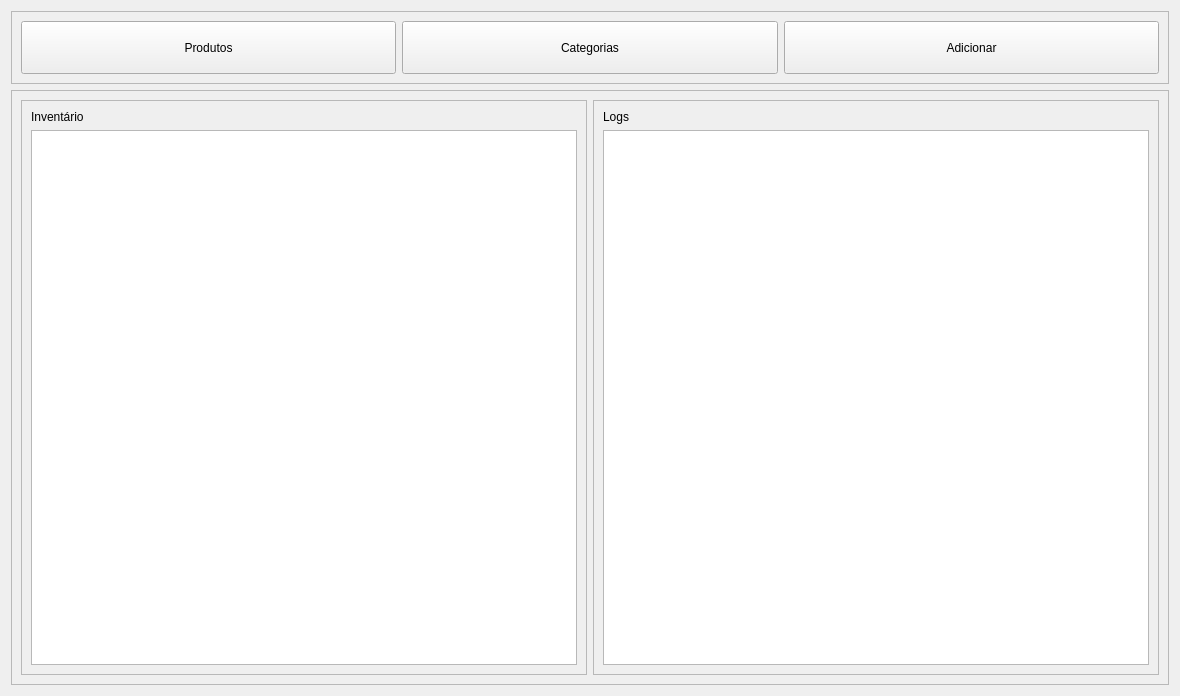
This is PATP/asset_ctrl/previa/bag_info.ui in eduardogm22/controle_patrimonio as Qt 5 draws it before an edit. The edited form follows.
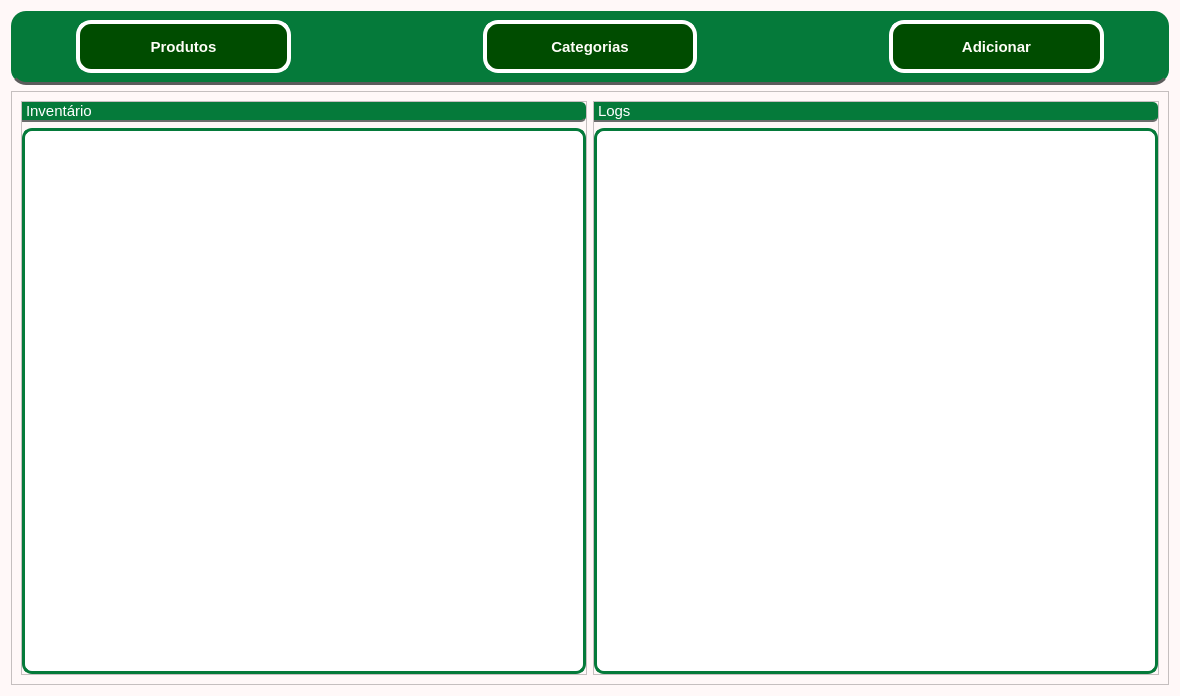
This is the edited form.

```diff
--- a/PATP/asset_ctrl/previa/bag_info.ui
+++ b/PATP/asset_ctrl/previa/bag_info.ui
@@ -13,11 +13,19 @@
   <property name="windowTitle">
    <string>Form</string>
   </property>
+  <property name="styleSheet">
+   <string notr="true">background-color : rgb(255, 248, 248)</string>
+  </property>
   <layout class="QVBoxLayout" name="verticalLayout">
    <item>
     <widget class="QFrame" name="frame_2">
      <property name="styleSheet">
-      <string notr="true">height: 45px;</string>
+      <string notr="true">height: 45px;
+border-radius:15px;
+background-color: #057A3A;
+border-radius: 15px;
+border-bottom: 3px solid rgb(91, 91, 91)
+</string>
      </property>
      <property name="frameShape">
       <enum>QFrame::StyledPanel</enum>
@@ -26,36 +34,193 @@
       <enum>QFrame::Raised</enum>
      </property>
      <layout class="QHBoxLayout" name="horizontalLayout">
+      <item>
+       <widget class="QFrame" name="frame_7">
+        <property name="maximumSize">
+         <size>
+          <width>50</width>
+          <height>100</height>
+         </size>
+        </property>
+        <property name="styleSheet">
+         <string notr="true">border:none</string>
+        </property>
+        <property name="frameShape">
+         <enum>QFrame::StyledPanel</enum>
+        </property>
+        <property name="frameShadow">
+         <enum>QFrame::Raised</enum>
+        </property>
+       </widget>
+      </item>
       <item>
        <widget class="QPushButton" name="pushButton">
+        <property name="font">
+         <font>
+          <pointsize>11</pointsize>
+          <weight>75</weight>
+          <bold>true</bold>
+         </font>
+        </property>
         <property name="cursor">
          <cursorShape>PointingHandCursor</cursorShape>
         </property>
+        <property name="styleSheet">
+         <string notr="true">
+
+QPushButton { color:rgb(254, 253, 247);
+	border-radius:15px;		
+	border: 4px solid rgb(255, 255, 255);
+	background-color: rgb(0, 76, 0)
+
+ }
+
+QPushButton:hover{background-color:#057A3A;color:white}
+
+QPushButton:pressed{
+ padding-left: 5px;
+ padding-top:5px;
+ 
+	background-color: rgb(0, 85, 0);
+ 
+}</string>
+        </property>
         <property name="text">
          <string>Produtos</string>
         </property>
        </widget>
       </item>
+      <item>
+       <widget class="QFrame" name="frame_5">
+        <property name="maximumSize">
+         <size>
+          <width>180</width>
+          <height>100</height>
+         </size>
+        </property>
+        <property name="styleSheet">
+         <string notr="true">border:none</string>
+        </property>
+        <property name="frameShape">
+         <enum>QFrame::StyledPanel</enum>
+        </property>
+        <property name="frameShadow">
+         <enum>QFrame::Raised</enum>
+        </property>
+       </widget>
+      </item>
       <item>
        <widget class="QPushButton" name="pushButton_3">
+        <property name="font">
+         <font>
+          <pointsize>11</pointsize>
+          <weight>75</weight>
+          <bold>true</bold>
+         </font>
+        </property>
         <property name="cursor">
          <cursorShape>PointingHandCursor</cursorShape>
         </property>
+        <property name="styleSheet">
+         <string notr="true">
+
+QPushButton { color:rgb(254, 253, 247);
+	border-radius:15px;		
+	border: 4px solid rgb(255, 255, 255);
+	background-color: rgb(0, 76, 0)
+
+ }
+
+QPushButton:hover{background-color:#057A3A;color:white}
+
+QPushButton:pressed{
+ padding-left: 5px;
+ padding-top:5px;
+ 
+	background-color: rgb(0, 85, 0);
+ 
+}</string>
+        </property>
         <property name="text">
          <string>Categorias</string>
         </property>
        </widget>
       </item>
+      <item>
+       <widget class="QFrame" name="frame_6">
+        <property name="maximumSize">
+         <size>
+          <width>180</width>
+          <height>135</height>
+         </size>
+        </property>
+        <property name="styleSheet">
+         <string notr="true">border:none</string>
+        </property>
+        <property name="frameShape">
+         <enum>QFrame::StyledPanel</enum>
+        </property>
+        <property name="frameShadow">
+         <enum>QFrame::Raised</enum>
+        </property>
+       </widget>
+      </item>
       <item>
        <widget class="QPushButton" name="pushButton_2">
+        <property name="font">
+         <font>
+          <pointsize>11</pointsize>
+          <weight>75</weight>
+          <bold>true</bold>
+         </font>
+        </property>
         <property name="cursor">
          <cursorShape>PointingHandCursor</cursorShape>
         </property>
+        <property name="styleSheet">
+         <string notr="true">
+
+QPushButton { color:rgb(254, 253, 247);
+	border-radius:15px;		
+	border: 4px solid rgb(255, 255, 255);
+	background-color: rgb(0, 76, 0)
+
+ }
+
+QPushButton:hover{background-color:#057A3A;color:white}
+
+QPushButton:pressed{
+ padding-left: 5px;
+ padding-top:5px;
+ 
+	background-color: rgb(0, 85, 0);
+ 
+}</string>
+        </property>
         <property name="text">
          <string>Adicionar</string>
         </property>
        </widget>
       </item>
+      <item>
+       <widget class="QFrame" name="frame_8">
+        <property name="maximumSize">
+         <size>
+          <width>50</width>
+          <height>50</height>
+         </size>
+        </property>
+        <property name="styleSheet">
+         <string notr="true">border:none</string>
+        </property>
+        <property name="frameShape">
+         <enum>QFrame::StyledPanel</enum>
+        </property>
+        <property name="frameShadow">
+         <enum>QFrame::Raised</enum>
+        </property>
+       </widget>
+      </item>
      </layout>
     </widget>
    </item>
@@ -77,15 +242,47 @@
          <enum>QFrame::Raised</enum>
         </property>
         <layout class="QVBoxLayout" name="verticalLayout_3">
+         <property name="leftMargin">
+          <number>0</number>
+         </property>
+         <property name="topMargin">
+          <number>0</number>
+         </property>
+         <property name="rightMargin">
+          <number>0</number>
+         </property>
+         <property name="bottomMargin">
+          <number>0</number>
+         </property>
          <item>
           <widget class="QLabel" name="label">
+           <property name="font">
+            <font>
+             <pointsize>11</pointsize>
+            </font>
+           </property>
+           <property name="styleSheet">
+            <string notr="true">background-color: #057A3A;
+color: rgb(255, 255, 255);
+    border-top-right-radius: 5px;  
+    border-bottom-right-radius: 5px;
+border-bottom: 2px solid rgb(108, 108, 108);</string>
+           </property>
            <property name="text">
             <string>Inventário</string>
            </property>
           </widget>
          </item>
          <item>
-          <widget class="QListWidget" name="listWidget"/>
+          <widget class="QListWidget" name="listWidget">
+           <property name="styleSheet">
+            <string notr="true">background-color:white;	
+border:3px solid #057A3A;
+border-radius:10px
+
+</string>
+           </property>
+          </widget>
          </item>
         </layout>
        </widget>
@@ -99,15 +296,47 @@
          <enum>QFrame::Raised</enum>
         </property>
         <layout class="QVBoxLayout" name="verticalLayout_2">
+         <property name="leftMargin">
+          <number>0</number>
+         </property>
+         <property name="topMargin">
+          <number>0</number>
+         </property>
+         <property name="rightMargin">
+          <number>0</number>
+         </property>
+         <property name="bottomMargin">
+          <number>0</number>
+         </property>
          <item>
           <widget class="QLabel" name="label_2">
+           <property name="font">
+            <font>
+             <pointsize>11</pointsize>
+            </font>
+           </property>
+           <property name="styleSheet">
+            <string notr="true">background-color: #057A3A;
+color: rgb(255, 255, 255);
+    border-top-right-radius: 5px;  
+    border-bottom-right-radius: 5px;
+border-bottom: 2px solid rgb(108, 108, 108);</string>
+           </property>
            <property name="text">
             <string>Logs</string>
            </property>
           </widget>
          </item>
          <item>
-          <widget class="QListWidget" name="listWidget_2"/>
+          <widget class="QListWidget" name="listWidget_2">
+           <property name="styleSheet">
+            <string notr="true">background-color:white;	
+border:3px solid #057A3A;
+border-radius:10px
+
+</string>
+           </property>
+          </widget>
          </item>
         </layout>
        </widget>
```
